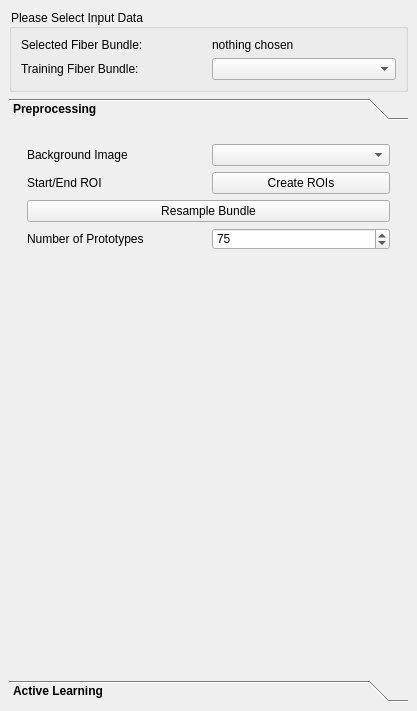
Qt form Plugins/org.mitk.gui.qt.diffusionimaging.fiberprocessing/src/internal/QmitkInteractiveFiberDissectionViewControls.ui (MIC-DKFZ/MITK-Diffusion) before a commit.
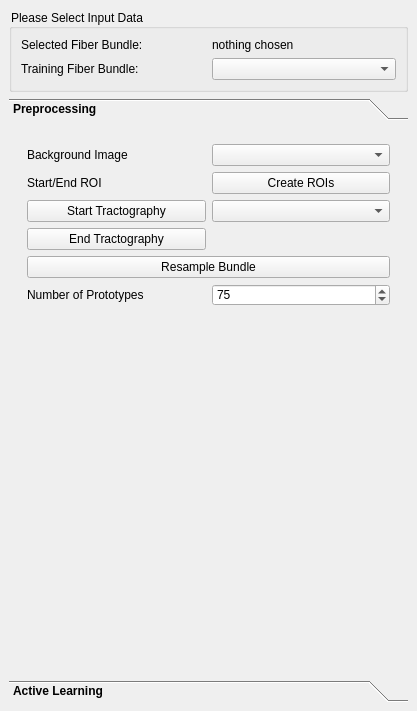
The same form after that commit. The open tabs and pages were chosen to show the change. Icons and pictures are not drawn. Custom widgets are drawn as their Qt base class.

```diff
--- a/Plugins/org.mitk.gui.qt.diffusionimaging.fiberprocessing/src/internal/QmitkInteractiveFiberDissectionViewControls.ui
+++ b/Plugins/org.mitk.gui.qt.diffusionimaging.fiberprocessing/src/internal/QmitkInteractiveFiberDissectionViewControls.ui
@@ -109,48 +109,38 @@
        <string>Preprocessing</string>
       </attribute>
       <layout class="QGridLayout" name="gridLayout_5">
-       <item row="2" column="0">
+       <item row="0" column="0">
         <widget class="QWidget" name="widget" native="true">
          <layout class="QGridLayout" name="gridLayout_4">
-          <item row="1" column="0">
-           <widget class="QLabel" name="label_7">
-            <property name="text">
-             <string>Background Image</string>
-            </property>
-           </widget>
-          </item>
-          <item row="5" column="0">
-           <widget class="QLabel" name="inputImageOneLabel_3">
-            <property name="text">
-             <string>Number of Prototypes</string>
-            </property>
-           </widget>
-          </item>
           <item row="1" column="1">
-           <widget class="QmitkDataStorageComboBox" name="m_ImageBox"/>
-          </item>
-          <item row="2" column="1">
            <widget class="QPushButton" name="m_CreateSegmentation">
             <property name="text">
              <string>Create ROIs</string>
             </property>
            </widget>
           </item>
-          <item row="4" column="0" colspan="2">
-           <widget class="QPushButton" name="m_ResampleButton">
+          <item row="0" column="0">
+           <widget class="QLabel" name="label_7">
             <property name="text">
-             <string>Resample Bundle</string>
+             <string>Background Image</string>
             </property>
            </widget>
           </item>
-          <item row="2" column="0">
+          <item row="1" column="0">
            <widget class="QLabel" name="label_8">
             <property name="text">
              <string>Start/End ROI</string>
             </property>
            </widget>
           </item>
-          <item row="5" column="1">
+          <item row="6" column="0">
+           <widget class="QLabel" name="inputImageOneLabel_3">
+            <property name="text">
+             <string>Number of Prototypes</string>
+            </property>
+           </widget>
+          </item>
+          <item row="6" column="1">
            <widget class="QSpinBox" name="m_NumPrototypes">
             <property name="minimum">
              <number>10</number>
@@ -163,7 +153,10 @@
             </property>
            </widget>
           </item>
-          <item row="6" column="1">
+          <item row="2" column="1">
+           <widget class="QmitkDataStorageComboBox" name="m_trackingImgBox"/>
+          </item>
+          <item row="7" column="0">
            <spacer name="verticalSpacer_5">
             <property name="orientation">
              <enum>Qt::Vertical</enum>
@@ -176,6 +169,30 @@
             </property>
            </spacer>
           </item>
+          <item row="2" column="0">
+           <widget class="QPushButton" name="m_startTractography">
+            <property name="text">
+             <string>Start Tractography</string>
+            </property>
+           </widget>
+          </item>
+          <item row="0" column="1">
+           <widget class="QmitkDataStorageComboBox" name="m_ImageBox"/>
+          </item>
+          <item row="4" column="0">
+           <widget class="QPushButton" name="m_stopTractography">
+            <property name="text">
+             <string>End Tractography</string>
+            </property>
+           </widget>
+          </item>
+          <item row="5" column="0" colspan="2">
+           <widget class="QPushButton" name="m_ResampleButton">
+            <property name="text">
+             <string>Resample Bundle</string>
+            </property>
+           </widget>
+          </item>
          </layout>
         </widget>
        </item>
@@ -471,8 +488,8 @@
            <rect>
             <x>0</x>
             <y>0</y>
-            <width>381</width>
-            <height>192</height>
+            <width>344</width>
+            <height>141</height>
            </rect>
           </property>
           <attribute name="label">
```
